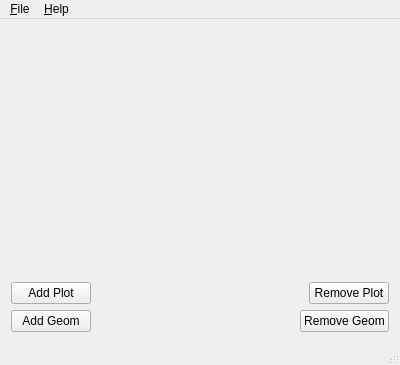
fsaso13/SimpleQt4VTKViewer, file src/ui/MainWindow.ui: the form before one commit.
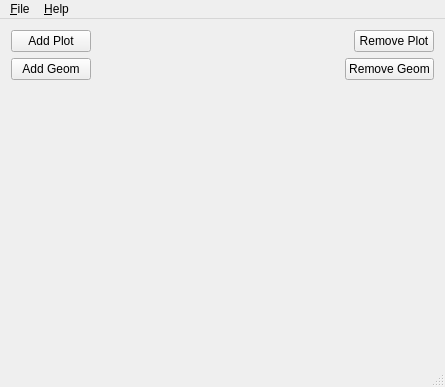
The form after the commit.

Patch:
```diff
--- a/src/ui/MainWindow.ui
+++ b/src/ui/MainWindow.ui
@@ -6,8 +6,8 @@
    <rect>
     <x>0</x>
     <y>0</y>
-    <width>400</width>
-    <height>365</height>
+    <width>445</width>
+    <height>387</height>
    </rect>
   </property>
   <property name="windowTitle">
@@ -16,17 +16,7 @@
   <widget class="QWidget" name="m_centralWidget">
    <layout class="QVBoxLayout" name="verticalLayout">
     <item>
-     <widget class="QWidget" name="m_plotsWidget" native="true">
-      <property name="sizePolicy">
-       <sizepolicy hsizetype="Preferred" vsizetype="Expanding">
-        <horstretch>0</horstretch>
-        <verstretch>0</verstretch>
-       </sizepolicy>
-      </property>
-     </widget>
-    </item>
-    <item>
-     <layout class="QHBoxLayout" name="horizontalLayout">
+     <layout class="QHBoxLayout" name="horizontalLayout_3">
       <item>
        <widget class="QPushButton" name="m_addBtn">
         <property name="text">
@@ -87,6 +77,20 @@
       </item>
      </layout>
     </item>
+    <item>
+     <widget class="QWidget" name="m_plotsWidget" native="true">
+      <property name="sizePolicy">
+       <sizepolicy hsizetype="Preferred" vsizetype="Expanding">
+        <horstretch>0</horstretch>
+        <verstretch>0</verstretch>
+       </sizepolicy>
+      </property>
+      <zorder>horizontalSpacer</zorder>
+      <zorder>m_addBtn</zorder>
+      <zorder>m_removeBtn</zorder>
+      <zorder>horizontalSpacer</zorder>
+     </widget>
+    </item>
    </layout>
   </widget>
   <widget class="QMenuBar" name="menuBar">
@@ -94,8 +98,8 @@
     <rect>
      <x>0</x>
      <y>0</y>
-     <width>400</width>
-     <height>19</height>
+     <width>445</width>
+     <height>20</height>
     </rect>
    </property>
    <widget class="QMenu" name="menuHelp">
```
